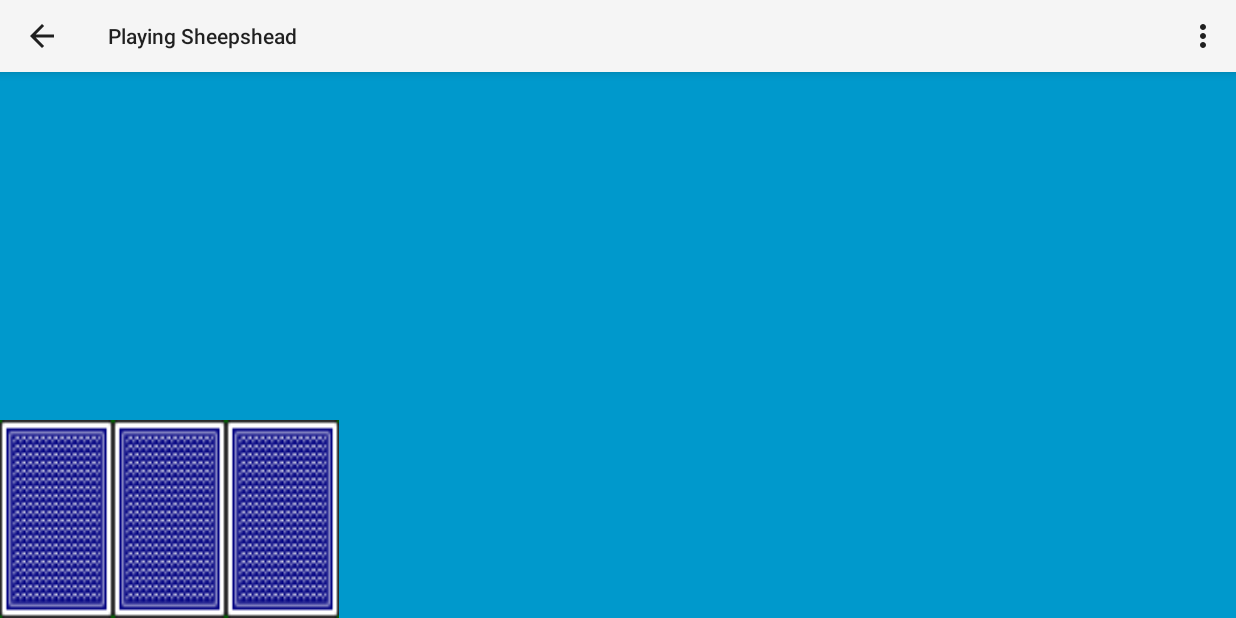
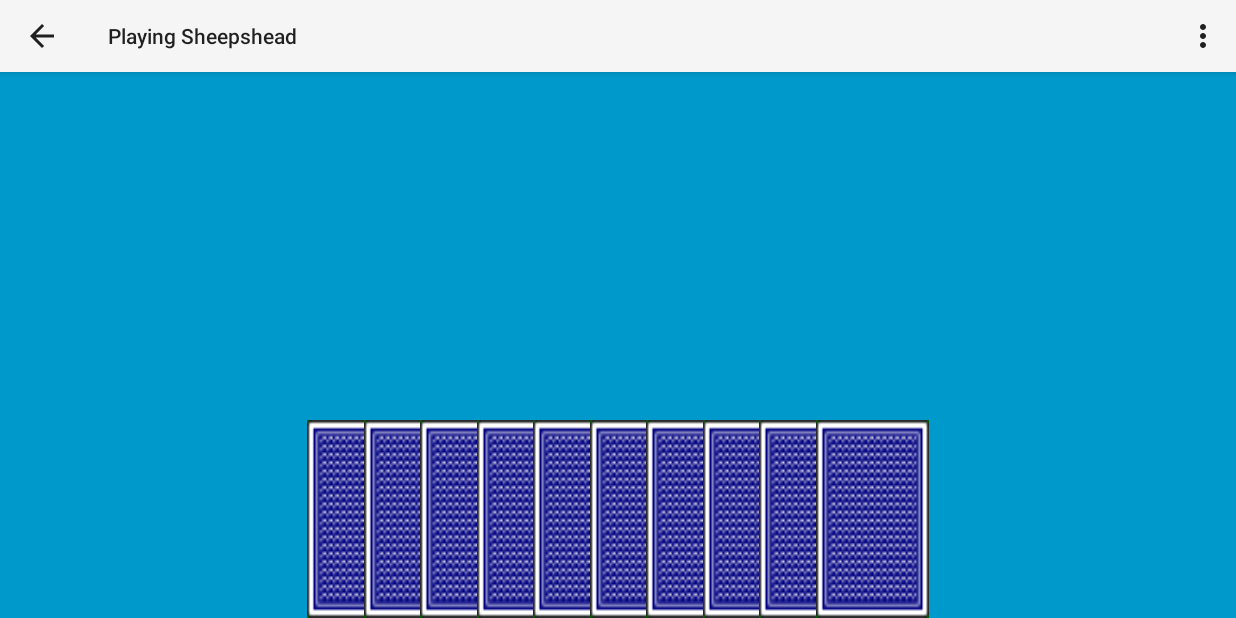
Before and after one commit to kasuboski/Sheepshead-Android, an Android app: the PlayingActivity screen opened directly, with no data from a screen before it, on a phone screen of 824 x 412 dp (held sideways). Run offline under Robolectric (Android 15) with nearby library versions, the phone set to English and light mode, and no system bars; 1 statement that could not run was skipped.

```diff
--- a/sheepshead/src/main/res/layout/activity_playing.xml
+++ b/sheepshead/src/main/res/layout/activity_playing.xml
@@ -6,7 +6,7 @@
     tools:context="com.JoshCorp.sheepshead.PlayingActivity">
 
     <RelativeLayout
-        android:layout_width="fill_parent"
+        android:layout_width="wrap_content"
         android:layout_height="132dp"
         android:layout_gravity="center_horizontal|bottom">
 
@@ -35,7 +35,9 @@
             android:minWidth="75dp"
             android:minHeight="200dp"
             android:layout_alignParentTop="true"
-            android:layout_toRightOf="@+id/imageButton1" />
+            android:layout_alignParentLeft="true"
+            android:layout_alignParentStart="true"
+            android:layout_marginLeft="38dp" />
         <ImageButton
             android:onClick="getCard"
             android:layout_width="wrap_content"
@@ -49,7 +51,111 @@
             android:minWidth="75dp"
             android:minHeight="200dp"
             android:layout_alignParentTop="true"
+            android:layout_toRightOf="@+id/imageButton1" />
+        <ImageButton
+            android:onClick="getCard"
+            android:layout_width="wrap_content"
+            android:layout_height="wrap_content"
+            android:id="@+id/imageButton4"
+            android:layout_gravity="center_horizontal|bottom"
+            android:clickable="false"
+            android:adjustViewBounds="true"
+            android:scaleType="fitCenter"
+            android:background="@drawable/b1fv"
+            android:minWidth="75dp"
+            android:minHeight="200dp"
+            android:layout_alignParentTop="true"
             android:layout_toRightOf="@+id/imageButton2" />
+        <ImageButton
+            android:onClick="getCard"
+            android:layout_width="wrap_content"
+            android:layout_height="wrap_content"
+            android:id="@+id/imageButton5"
+            android:layout_gravity="center_horizontal|bottom"
+            android:clickable="false"
+            android:adjustViewBounds="true"
+            android:scaleType="fitCenter"
+            android:background="@drawable/b1fv"
+            android:minWidth="75dp"
+            android:minHeight="200dp"
+            android:layout_alignParentTop="true"
+            android:layout_toRightOf="@+id/imageButton3" />
+
+        <ImageButton
+            android:onClick="getCard"
+            android:layout_width="wrap_content"
+            android:layout_height="wrap_content"
+            android:id="@+id/imageButton6"
+            android:layout_gravity="center_horizontal|bottom"
+            android:clickable="false"
+            android:adjustViewBounds="true"
+            android:scaleType="fitCenter"
+            android:background="@drawable/b1fv"
+            android:minWidth="75dp"
+            android:minHeight="200dp"
+            android:layout_centerVertical="true"
+            android:layout_toRightOf="@+id/imageButton4" />
+
+        <ImageButton
+            android:onClick="getCard"
+            android:layout_width="wrap_content"
+            android:layout_height="wrap_content"
+            android:id="@+id/imageButton7"
+            android:layout_gravity="center_horizontal|bottom"
+            android:clickable="false"
+            android:adjustViewBounds="true"
+            android:scaleType="fitCenter"
+            android:background="@drawable/b1fv"
+            android:minWidth="75dp"
+            android:minHeight="200dp"
+            android:layout_alignParentTop="true"
+            android:layout_toRightOf="@+id/imageButton5" />
+
+        <ImageButton
+            android:onClick="getCard"
+            android:layout_width="wrap_content"
+            android:layout_height="wrap_content"
+            android:id="@+id/imageButton8"
+            android:layout_gravity="center_horizontal|bottom"
+            android:clickable="false"
+            android:adjustViewBounds="true"
+            android:scaleType="fitCenter"
+            android:background="@drawable/b1fv"
+            android:minWidth="75dp"
+            android:minHeight="200dp"
+            android:layout_centerVertical="true"
+            android:layout_toRightOf="@+id/imageButton6" />
+
+        <ImageButton
+            android:onClick="getCard"
+            android:layout_width="wrap_content"
+            android:layout_height="wrap_content"
+            android:id="@+id/imageButton9"
+            android:layout_gravity="center_horizontal|bottom"
+            android:clickable="false"
+            android:adjustViewBounds="true"
+            android:scaleType="fitCenter"
+            android:background="@drawable/b1fv"
+            android:minWidth="75dp"
+            android:minHeight="200dp"
+            android:layout_centerVertical="true"
+            android:layout_toRightOf="@+id/imageButton7" />
+
+        <ImageButton
+            android:onClick="getCard"
+            android:layout_width="wrap_content"
+            android:layout_height="wrap_content"
+            android:id="@+id/imageButton10"
+            android:layout_gravity="center_horizontal|bottom"
+            android:clickable="false"
+            android:adjustViewBounds="true"
+            android:scaleType="fitCenter"
+            android:background="@drawable/b1fv"
+            android:minWidth="75dp"
+            android:minHeight="200dp"
+            android:layout_centerVertical="true"
+            android:layout_toRightOf="@+id/imageButton8"
+            android:cropToPadding="false" />
     </RelativeLayout>
 
 </FrameLayout>
```
